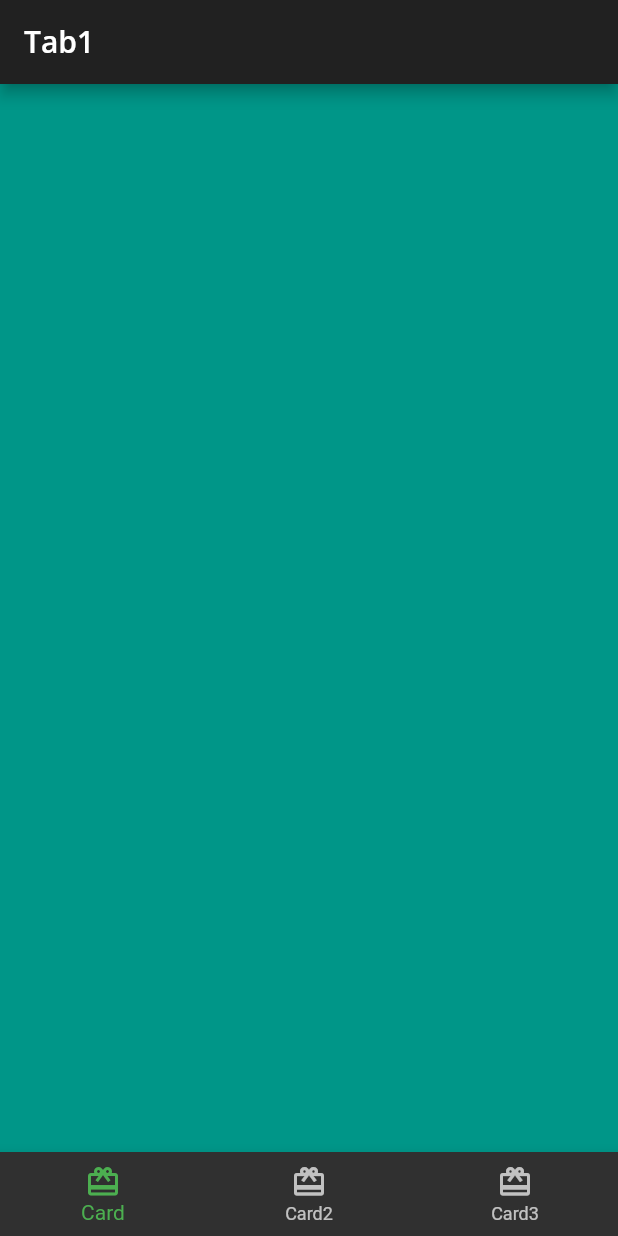
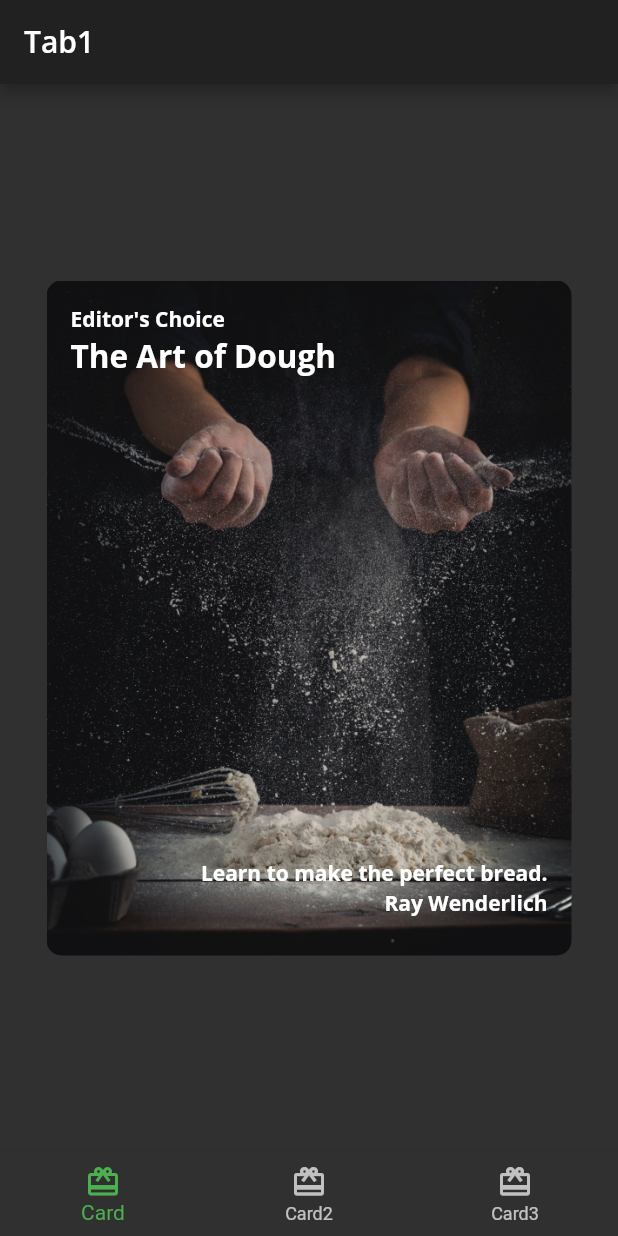
Before and after one commit to davidaodejobi/Flutter-Apprentice-Study, a Flutter app: the screen it shows after launch, on a phone screen of 412 x 824 dp. Run offline on Flutter 3.47's test engine with Material 2 defaults, Android fonts, the light colour scheme and no system bars; our stand-ins replace google_fonts.

Commit message:
first bottomNavBar Created => Stack, Positioned widgets

```diff
--- /dev/null
+++ b/fooderlich/lib/card1.dart
@@ -0,0 +1,68 @@
+import 'package:flutter/material.dart';
+
+import 'fooderlich_theme.dart';
+
+class Card1 extends StatelessWidget {
+  const Card1({Key? key}) : super(key: key);
+// 1
+  final String category = 'Editor\'s Choice';
+  final String title = 'The Art of Dough';
+  final String description = 'Learn to make the perfect bread.';
+  final String chef = 'Ray Wenderlich';
+// 2
+  @override
+  Widget build(BuildContext context) {
+// 3
+    return Center(
+// TODO: Card1 Decorate Container
+      child: Container(
+        padding: const EdgeInsets.all(16),
+        constraints: const BoxConstraints.expand(
+          width: 350,
+          height: 450,
+        ),
+// Constrain the container’s size to a width of 350 and a height of 450.
+        decoration: const BoxDecoration(
+          image: DecorationImage(
+            image: AssetImage('assets/mag1.png'),
+            fit: BoxFit.cover,
+          ),
+          // 7
+          borderRadius: BorderRadius.all(Radius.circular(10.0)),
+        ),
+        child: Stack(
+          children: [
+            Text(
+              category,
+              style: FooderlichTheme.darkTextTheme.bodyText1,
+            ),
+            Positioned(
+              child: Text(
+                title,
+                style: FooderlichTheme.darkTextTheme.headline2,
+              ),
+              top: 20,
+            ),
+// the positioned widget is used to position widget that are stacked
+            Positioned(
+              child: Text(
+                description,
+                style: FooderlichTheme.darkTextTheme.bodyText1,
+              ),
+              bottom: 30,
+              right: 0,
+            ),
+            Positioned(
+              child: Text(
+                chef,
+                style: FooderlichTheme.darkTextTheme.bodyText1,
+              ),
+              bottom: 10,
+              right: 0,
+            )
+          ],
+        ),
+      ),
+    );
+  }
+}
--- a/fooderlich/lib/home.dart
+++ b/fooderlich/lib/home.dart
@@ -1,4 +1,6 @@
 import 'package:flutter/material.dart';
+
+import 'card1.dart';
 
 // 1
 class Home extends StatefulWidget {
@@ -10,10 +12,8 @@ class Home extends StatefulWidget {
 class _HomeState extends State<Home> {
   int _selectedPage = 0;
 
-  static List<Widget> pages = [
-    Container(
-      color: Colors.teal,
-    ),
+  final List<Widget> _pages = [
+    const Card1(),
     Container(
       color: Colors.lime,
     ),
@@ -22,7 +22,7 @@ class _HomeState extends State<Home> {
     ),
   ];
 
-  static List<String> _appbarTitles = ['Tab1', 'Tab2', 'Tab3'];
+  final List<String> _appbarTitles = ['Tab1', 'Tab2', 'Tab3'];
 
   void _onItemTapped(int index) {
     setState(() {
@@ -41,7 +41,7 @@ class _HomeState extends State<Home> {
         ),
       ),
 // TODO: Show selected tab
-      body: pages[_selectedPage],
+      body: _pages[_selectedPage],
 // 4
       bottomNavigationBar: BottomNavigationBar(
         onTap: _onItemTapped,
@@ -49,16 +49,16 @@ class _HomeState extends State<Home> {
         selectedItemColor: Theme.of(context).textSelectionTheme.selectionColor,
 // TODO: Set selected tab bar
 // 6
-        items: <BottomNavigationBarItem>[
-          const BottomNavigationBarItem(
+        items: const <BottomNavigationBarItem>[
+          BottomNavigationBarItem(
             icon: Icon(Icons.card_giftcard),
             label: 'Card',
           ),
-          const BottomNavigationBarItem(
+          BottomNavigationBarItem(
             icon: Icon(Icons.card_giftcard),
             label: 'Card2',
           ),
-          const BottomNavigationBarItem(
+          BottomNavigationBarItem(
             icon: Icon(Icons.card_giftcard),
             label: 'Card3',
           ),
--- a/fooderlich/lib/main.dart
+++ b/fooderlich/lib/main.dart
@@ -17,7 +17,7 @@ class Fooderlich extends StatelessWidget {
       // TODO: Add theme
       title: 'Fooderlich',
       theme: theme,
-      home: Home(),
+      home: const Home(),
     );
   }
 }
```
